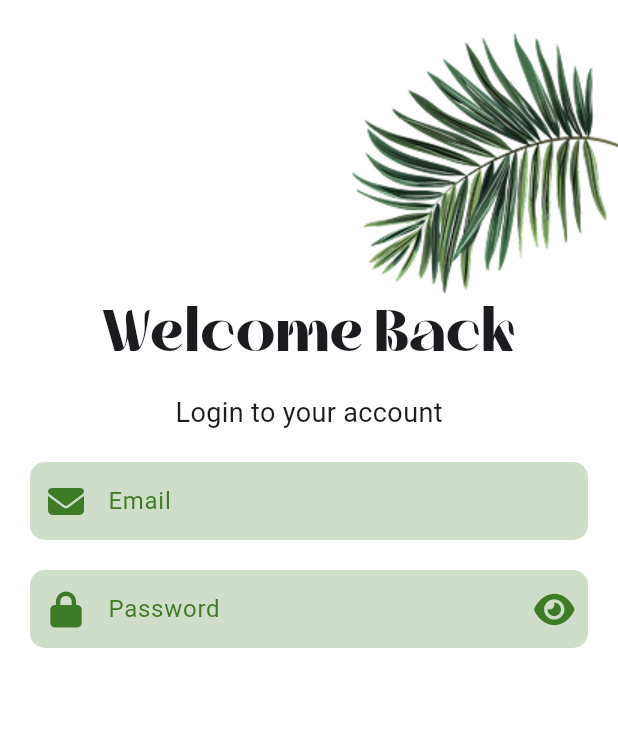
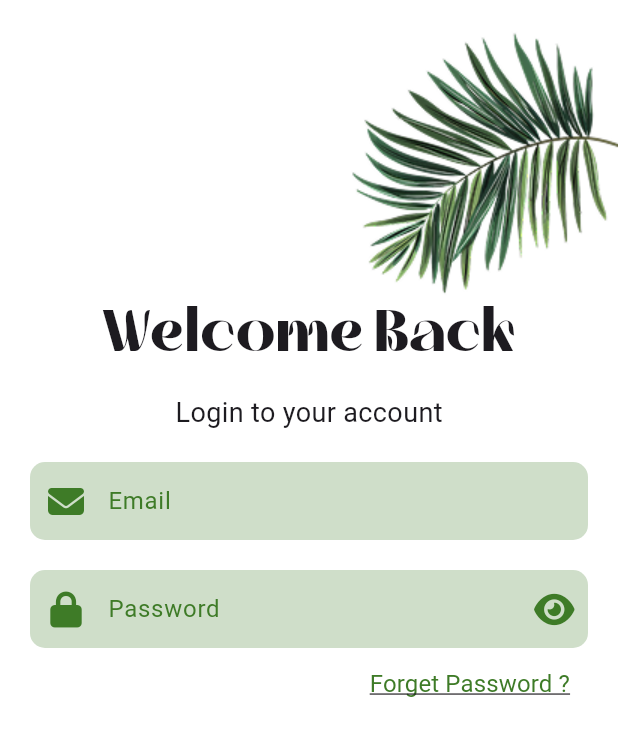
Before and after one commit to EsAm1973/Mazraaty, a Flutter app: the screen it shows after launch, on a phone screen of 412 x 824 dp. Shown: the top 736 px of the screen. Run offline on Flutter 3.47's test engine with Material 3 defaults, Android fonts, the light colour scheme and no system bars; our stand-ins replace font_awesome_flutter, go_router, google_fonts, image_picker; Roboto replaces fonts that are missing (Inder).

Commit message:
create forget password button in login

```diff
--- a/lib/Core/utils/styles.dart
+++ b/lib/Core/utils/styles.dart
@@ -47,6 +47,11 @@ abstract class Styles {
     fontWeight: FontWeight.w600,
   );
 
+   static const textStyle12 = TextStyle(
+    fontSize: 12,
+    fontWeight: FontWeight.w400,
+  );
+
   static const textStyle16 = TextStyle(
     fontSize: 16,
     fontWeight: FontWeight.w400,
--- a/lib/Core/widgets/custom_textfeild.dart
+++ b/lib/Core/widgets/custom_textfeild.dart
@@ -56,8 +56,7 @@ class CustomTextField extends StatelessWidget {
         suffixIcon: suffixIcon,
         prefixIcon: preffixIcon,
       ),
-      style:
-          const TextStyle(color: Colors.black), // Change text color if needed
+      style: const TextStyle(color: Colors.black),
     );
   }
 }
--- /dev/null
+++ b/lib/Features/authentication/presentation/views/widgets/login_forgetpass.dart
@@ -0,0 +1,22 @@
+import 'package:flutter/material.dart';
+import 'package:mazraaty/Core/utils/styles.dart';
+import 'package:mazraaty/constants.dart';
+
+class LoginForgetPassword extends StatelessWidget {
+  const LoginForgetPassword({super.key});
+
+  @override
+  Widget build(BuildContext context) {
+    return Align(
+      alignment: Alignment.centerRight,
+      child: TextButton(
+        onPressed: () {},
+        child: Text(
+          'Forget Password ?',
+          style: Styles.textStyle16.copyWith(
+              color: kMainColor, decoration: TextDecoration.underline),
+        ),
+      ),
+    );
+  }
+}
--- a/lib/Features/authentication/presentation/views/widgets/login_view_body.dart
+++ b/lib/Features/authentication/presentation/views/widgets/login_view_body.dart
@@ -1,11 +1,9 @@
 import 'package:flutter/material.dart';
-import 'package:font_awesome_flutter/font_awesome_flutter.dart';
-import 'package:mazraaty/Core/widgets/custom_textfeild.dart';
+import 'package:mazraaty/Features/authentication/presentation/views/widgets/login_forgetpass.dart';
 import 'package:mazraaty/Features/authentication/presentation/views/widgets/login_name_textfeild.dart';
 import 'package:mazraaty/Features/authentication/presentation/views/widgets/login_password_textfeild.dart';
 import 'package:mazraaty/Features/authentication/presentation/views/widgets/login_top_image.dart';
 import 'package:mazraaty/Features/authentication/presentation/views/widgets/login_welcome_message.dart';
-import 'package:mazraaty/constants.dart';
 
 class LoginViewBody extends StatelessWidget {
   LoginViewBody({super.key});
@@ -29,6 +27,7 @@ class LoginViewBody extends StatelessWidget {
               LoginPasswordTextFeild(
                 passwordController: passwordController,
               ),
+              const LoginForgetPassword(),
             ],
           ),
         ),
```
